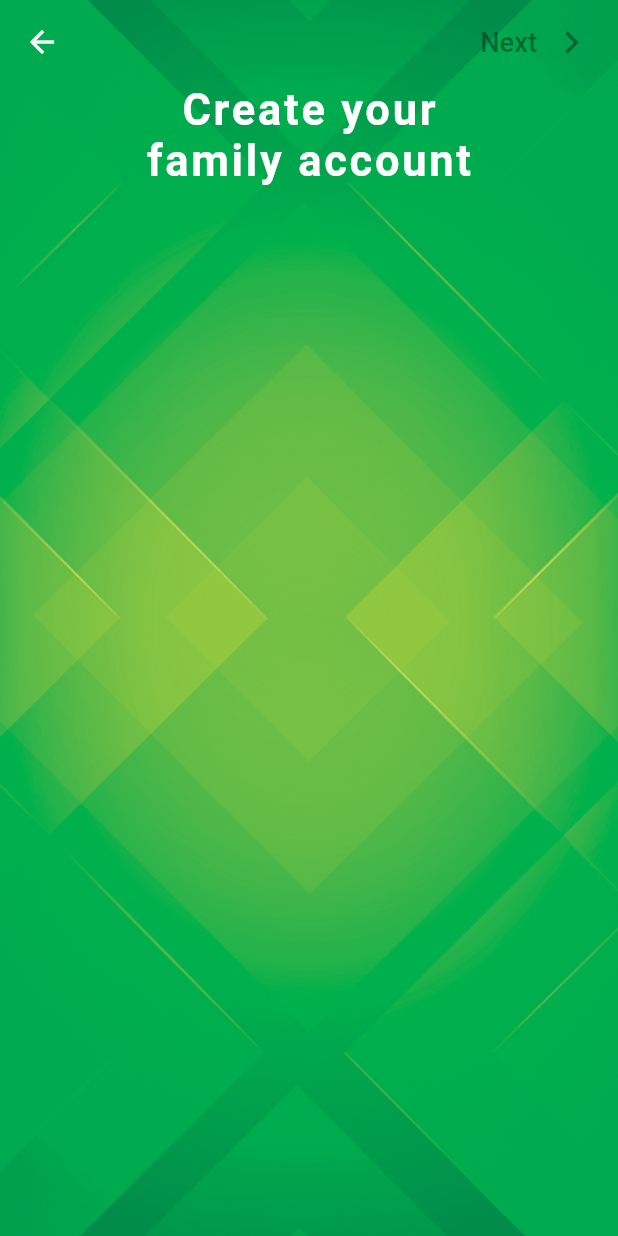
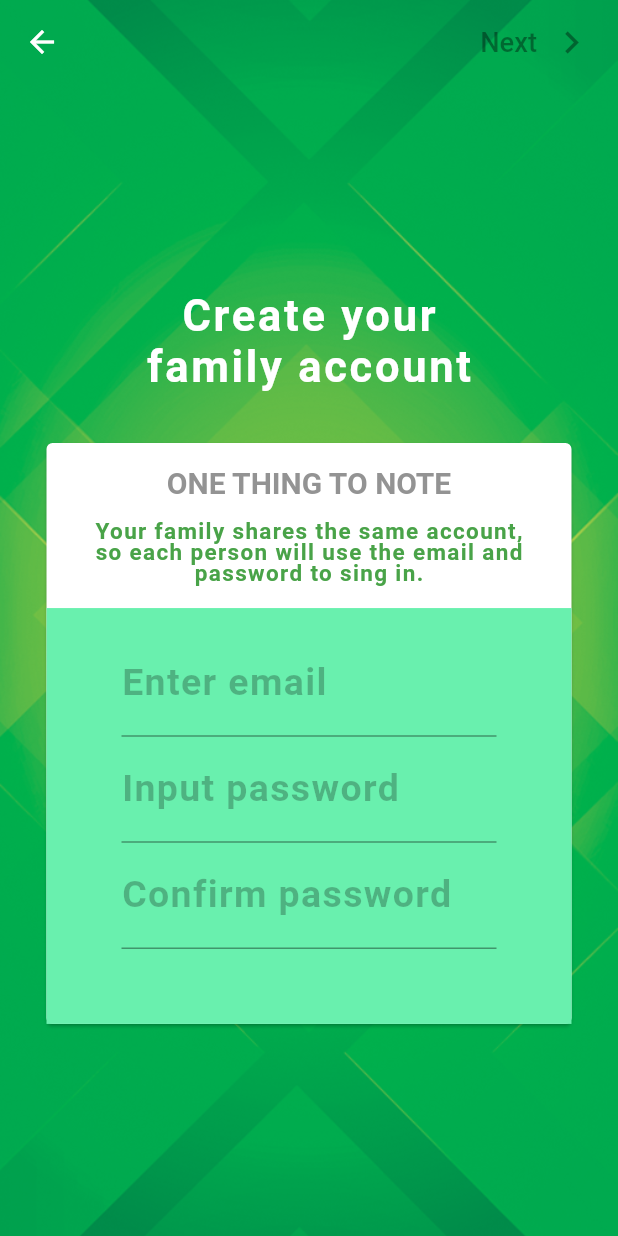
Before and after one commit to Horoshev36/family_organizer, a Flutter app: the screen it shows after launch, on a phone screen of 412 x 824 dp. Run offline on Flutter 3.47's test engine with Material 2 defaults, Android fonts, the phone set to English and light mode, and no system bars.

Commit message:
re-editing screen CreateFamilyAccount and now its looks more or less now

```diff
--- a/lib/SingInUp/CreateFamilyAccount.dart
+++ b/lib/SingInUp/CreateFamilyAccount.dart
@@ -1,9 +1,8 @@
 import 'package:flutter/material.dart';
-
 
 class CustomTextStyle {
   static TextStyle headers(BuildContext context) {
-    return  new TextStyle(
+    return new TextStyle(
         fontSize: 29.0,
         color: Colors.white,
         fontFamily: 'Roboto',
@@ -37,19 +36,165 @@ class CreateFamilyAccountState extends State<CreateFamilyAccount> {
           elevation: 0,
           leading: Icon(Icons.arrow_back),
           actions: <Widget>[
-            FlatButton.icon(onPressed: null, icon: Text('Next',textScaleFactor: 1.3,), label: Icon(Icons.chevron_right,size: 30.0,)),
+            FlatButton.icon(
+                onPressed: null,
+                icon: Text(
+                  'Next',
+                  textScaleFactor: 1.3,
+                ),
+                label: Icon(
+                  Icons.chevron_right,
+                  size: 30.0,
+                )),
           ],
         ),
         body: new Center(
+          child: SingleChildScrollView(
             child: new Column(
               children: <Widget>[
-              new Text('Create your',style: CustomTextStyle.headers(context),),
-              new Text('family account',style: CustomTextStyle.headers(context))
-
+                new Text(
+                  'Create your',
+                  style: CustomTextStyle.headers(context),
+                ),
+                new Text('family account',
+                    style: CustomTextStyle.headers(context)),
+                new SizedBox(
+                  height: 30.0,
+                ),
+                new Card(
+                  child: Column(
+                    children: <Widget>[
+                      Container(
+                        padding: EdgeInsets.all(15.0),
+                        decoration: BoxDecoration(
+                            color: Colors.white,
+                            borderRadius: BorderRadius.circular(5)),
+                        child: Column(
+                          children: <Widget>[
+                            new Text(
+                              'ONE THING TO NOTE',
+                              style: TextStyle(
+                                  fontSize: 20.0,
+                                  fontWeight: FontWeight.bold,
+                                  color: Color.fromRGBO(120, 120, 120, 0.8)),
+                            ),
+                            SizedBox(
+                              height: 15.0,
+                            ),
+                            new Text('Your family shares the same account,',
+                                style: toTextDescription(15.0, 73, 163, 72, 1)),
+                            new Text('so each person will use the email and',
+                                style: toTextDescription(15.0, 73, 163, 72, 1)),
+                            new Text('password to sing in.',
+                                style: toTextDescription(15.0, 73, 163, 72, 1))
                           ],
+                        ),
+                      ),
+                      Container(
+                        width: 350,
+                        color: Colors.greenAccent,
+                        child: Container(
+                            padding: EdgeInsets.all(15),
+                            child: Column(
+                              children: <Widget>[
+                                MyForm(),
+                              ],
+                            )),
+                      )
+                    ],
+                  ),
+                ),
+              ],
+            ),
           ),
         ),
       ),
     ]);
   }
 }
+
+TextStyle toTextDescription(double size, int r, int g, int b, double opacity) {
+  return TextStyle(
+      fontSize: size,
+      fontWeight: FontWeight.bold,
+      color: Color.fromRGBO(r, g, b, opacity),
+      letterSpacing: 0.9,
+      height: 0.9);
+}
+
+class MyForm extends StatefulWidget {
+  @override
+  _MyFormState createState() => _MyFormState();
+}
+
+class _MyFormState extends State<MyForm> {
+  @override
+  Widget build(BuildContext context) {
+    return Form(
+        child: Container(
+      width: 250,
+      child: Column(
+        children: <Widget>[
+          TextFormField(
+              decoration: InputDecoration(
+                labelText: 'Enter email',
+                labelStyle: TextStyle(
+                    color: Colors.black26,
+                    fontSize: 25,
+                    fontWeight: FontWeight.bold),
+              ),
+              style: TextStyle(
+                  fontSize: 20,
+                  fontWeight: FontWeight.bold,
+                  color: Color.fromRGBO(93, 93, 93, 1.0),
+                  letterSpacing: 0.9,
+                  height: 1.2),
+              // ignore: missing_return
+              validator: (value) {
+                if (value.isEmpty) return 'Please input your name';
+              }),
+          TextFormField(
+              obscureText: true,
+              decoration: InputDecoration(
+                  labelText: 'Input password',
+                  labelStyle: TextStyle(
+                      color: Colors.black26,
+                      fontSize: 25,
+                      fontWeight: FontWeight.bold)),
+              style: TextStyle(
+                  fontSize: 20,
+                  fontWeight: FontWeight.bold,
+                  color: Color.fromRGBO(93, 93, 93, 1.0),
+                  letterSpacing: 0.9,
+                  height: 1.2),
+              // ignore: missing_return
+              validator: (value) {
+                if (value.isEmpty) return 'Please input your name';
+              }),
+          TextFormField(
+              obscureText: true,
+              decoration: InputDecoration(
+                  labelText: 'Confirm password',
+                  labelStyle: TextStyle(
+                      color: Colors.black26,
+                      fontSize: 25,
+                      fontWeight: FontWeight.bold)),
+              style: TextStyle(
+                  fontSize: 20,
+                  fontWeight: FontWeight.bold,
+                  color: Color.fromRGBO(93, 93, 93, 1.0),
+                  letterSpacing: 0.9,
+                  height: 1.2),
+
+              // ignore: missing_return
+              validator: (value) {
+                if (value.isEmpty) return 'Please input your name';
+              }),
+          SizedBox(
+            height: 35,
+          ),
+        ],
+      ),
+    ));
+  }
+}
```
Lines whose indentation alone changed are shown as unchanged.
